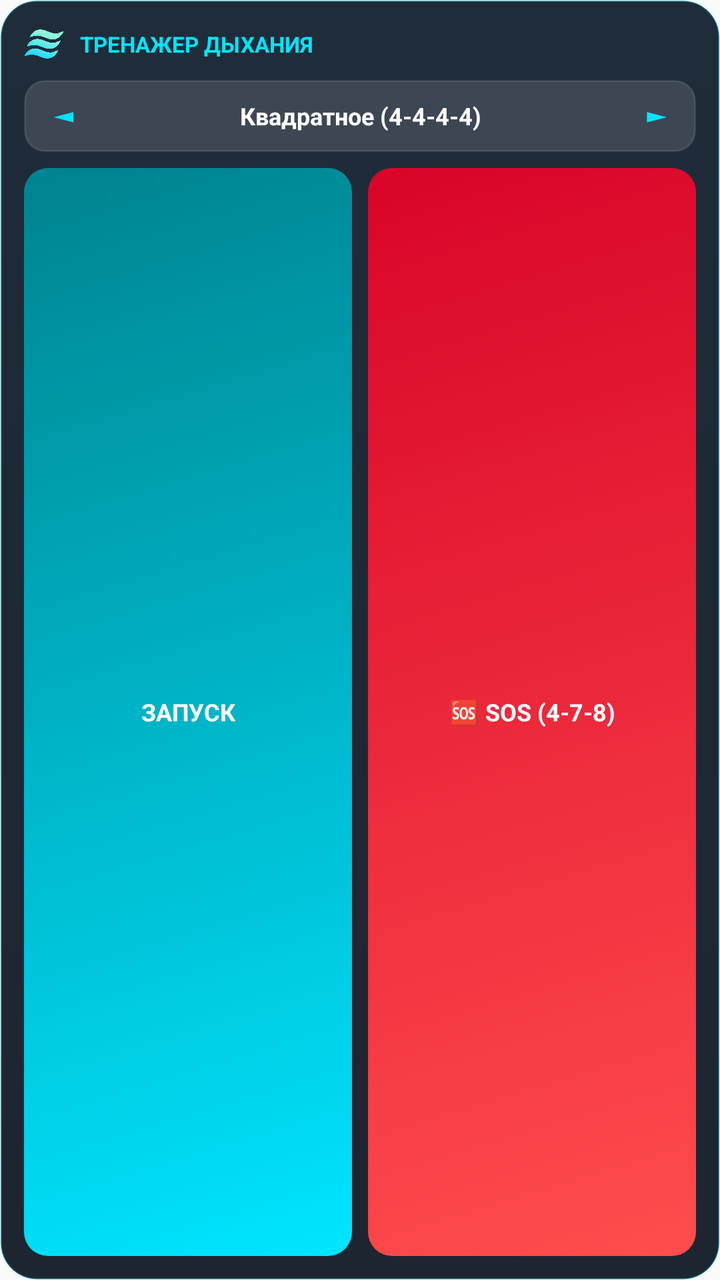
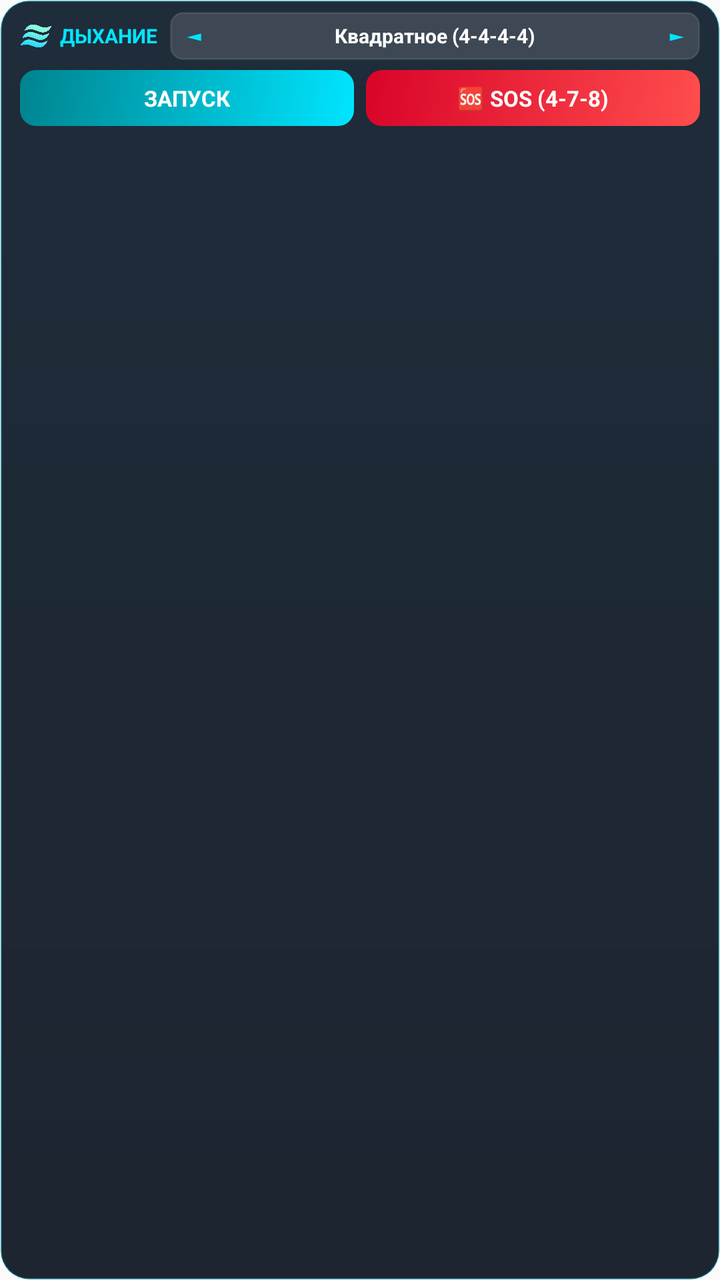

An Android layout rendered at two revisions. The XML below is the earlier revision; the diff shows what the commit changed to produce the second picture.
<!-- AndroidManifest.xml: application theme Theme.BreathingTrainer -->
<!-- res/layout/widget_breathing_4x2.xml -->
<?xml version="1.0" encoding="utf-8"?>
<LinearLayout xmlns:android="http://schemas.android.com/apk/res/android"
    android:layout_width="match_parent"
    android:layout_height="match_parent"
    android:background="@drawable/bg_widget_card"
    android:orientation="vertical"
    android:padding="12dp">

    
    <LinearLayout
        android:layout_width="match_parent"
        android:layout_height="wrap_content"
        android:gravity="center_vertical"
        android:orientation="horizontal">

        <ImageView
            android:layout_width="20dp"
            android:layout_height="20dp"
            android:contentDescription="Logo"
            android:src="@drawable/ic_logo" />

        <TextView
            android:layout_width="wrap_content"
            android:layout_height="wrap_content"
            android:layout_marginStart="8dp"
            android:text="ТРЕНАЖЕР ДЫХАНИЯ"
            android:textColor="#00E5FF"
            android:textSize="11sp"
            android:textStyle="bold" />
    </LinearLayout>

    
    <LinearLayout
        android:layout_width="match_parent"
        android:layout_height="36dp"
        android:layout_marginTop="8dp"
        android:background="@drawable/bg_widget_selector"
        android:gravity="center_vertical"
        android:orientation="horizontal"
        android:paddingHorizontal="4dp">

        <TextView
            android:id="@+id/widget_btn_prev_technique"
            android:layout_width="32dp"
            android:layout_height="match_parent"
            android:gravity="center"
            android:text="◄"
            android:textColor="#00E5FF"
            android:textSize="14sp"
            android:textStyle="bold" />

        <TextView
            android:id="@+id/widget_tv_technique_title"
            android:layout_width="0dp"
            android:layout_height="wrap_content"
            android:layout_weight="1"
            android:ellipsize="end"
            android:gravity="center"
            android:maxLines="1"
            android:text="Квадратное (4-4-4-4)"
            android:textColor="#FFFFFF"
            android:textSize="12sp"
            android:textStyle="bold" />

        <TextView
            android:id="@+id/widget_btn_next_technique"
            android:layout_width="32dp"
            android:layout_height="match_parent"
            android:gravity="center"
            android:text="►"
            android:textColor="#00E5FF"
            android:textSize="14sp"
            android:textStyle="bold" />
    </LinearLayout>

    
    <LinearLayout
        android:layout_width="match_parent"
        android:layout_height="0dp"
        android:layout_marginTop="8dp"
        android:layout_weight="1"
        android:gravity="center"
        android:orientation="horizontal">

        <TextView
            android:id="@+id/widget_btn_start"
            android:layout_width="0dp"
            android:layout_height="match_parent"
            android:layout_marginEnd="4dp"
            android:layout_weight="1"
            android:background="@drawable/bg_widget_start_btn"
            android:gravity="center"
            android:text="ЗАПУСК"
            android:textColor="#FFFFFF"
            android:textSize="12sp"
            android:textStyle="bold" />

        <TextView
            android:id="@+id/widget_btn_sos"
            android:layout_width="0dp"
            android:layout_height="match_parent"
            android:layout_marginStart="4dp"
            android:layout_weight="1"
            android:background="@drawable/bg_widget_sos_btn"
            android:gravity="center"
            android:text="🆘 SOS (4-7-8)"
            android:textColor="#FFFFFF"
            android:textSize="12sp"
            android:textStyle="bold" />
    </LinearLayout>

</LinearLayout>
<!-- resources referenced by this layout -->
<resources>
  <!-- drawable bg_widget_card (drawable) -->
  <?xml version="1.0" encoding="utf-8"?>
  <shape xmlns:android="http://schemas.android.com/apk/res/android"
      android:shape="rectangle">
      <gradient
          android:angle="270"
          android:startColor="#EC0D1B2A"
          android:endColor="#EC0B1320" />
      <corners android:radius="18dp" />
      <stroke
          android:width="1dp"
          android:color="#3300E5FF" />
  </shape>
  <!-- drawable bg_widget_selector (drawable) -->
  <?xml version="1.0" encoding="utf-8"?>
  <shape xmlns:android="http://schemas.android.com/apk/res/android"
      android:shape="rectangle">
      <solid android:color="#22FFFFFF" />
      <corners android:radius="10dp" />
      <stroke
          android:width="1dp"
          android:color="#1AFFFFFF" />
  </shape>
  <!-- drawable bg_widget_sos_btn (drawable) -->
  <?xml version="1.0" encoding="utf-8"?>
  <shape xmlns:android="http://schemas.android.com/apk/res/android"
      android:shape="rectangle">
      <gradient
          android:angle="135"
          android:startColor="#FF4D4D"
          android:endColor="#D90429" />
      <corners android:radius="12dp" />
  </shape>
  <!-- drawable bg_widget_start_btn (drawable) -->
  <?xml version="1.0" encoding="utf-8"?>
  <shape xmlns:android="http://schemas.android.com/apk/res/android"
      android:shape="rectangle">
      <gradient
          android:angle="135"
          android:startColor="#00E5FF"
          android:endColor="#00838F" />
      <corners android:radius="12dp" />
  </shape>
  <!-- drawable ic_logo: png bitmap (drawable, 27796 bytes) -->
  <style name="Theme.BreathingTrainer" parent="android:Theme.Material.Light.NoActionBar" />
</resources>

<!-- the commit's change to res/layout/widget_breathing_4x2.xml (unified diff, before → after) -->
@@ -4,108 +4,109 @@
     android:layout_height="match_parent"
     android:background="@drawable/bg_widget_card"
     android:orientation="vertical"
-    android:padding="12dp">
+    android:paddingHorizontal="10dp"
+    android:paddingVertical="6dp">
 
     
     <LinearLayout
         android:layout_width="match_parent"
-        android:layout_height="wrap_content"
+        android:layout_height="24dp"
         android:gravity="center_vertical"
         android:orientation="horizontal">
 
         <ImageView
-            android:layout_width="20dp"
-            android:layout_height="20dp"
+            android:layout_width="16dp"
+            android:layout_height="16dp"
             android:contentDescription="Logo"
             android:src="@drawable/ic_logo" />
 
         <TextView
             android:layout_width="wrap_content"
             android:layout_height="wrap_content"
-            android:layout_marginStart="8dp"
-            android:text="ТРЕНАЖЕР ДЫХАНИЯ"
+            android:layout_marginStart="4dp"
+            android:text="ДЫХАНИЕ"
             android:textColor="#00E5FF"
-            android:textSize="11sp"
+            android:textSize="10sp"
             android:textStyle="bold" />
+
+        <LinearLayout
+            android:layout_width="0dp"
+            android:layout_height="match_parent"
+            android:layout_marginStart="6dp"
+            android:layout_weight="1"
+            android:background="@drawable/bg_widget_selector"
+            android:gravity="center_vertical"
+            android:orientation="horizontal"
+            android:paddingHorizontal="2dp">
+
+            <TextView
+                android:id="@+id/widget_btn_prev_technique"
+                android:layout_width="20dp"
+                android:layout_height="match_parent"
+                android:gravity="center"
+                android:text="◄"
+                android:textColor="#00E5FF"
+                android:textSize="10sp"
+                android:textStyle="bold" />
+
+            <TextView
+                android:id="@+id/widget_tv_technique_title"
+                android:layout_width="0dp"
+                android:layout_height="wrap_content"
+                android:layout_weight="1"
+                android:ellipsize="end"
+                android:gravity="center"
+                android:maxLines="1"
+                android:text="Квадратное (4-4-4-4)"
+                android:textColor="#FFFFFF"
+                android:textSize="10sp"
+                android:textStyle="bold" />
+
+            <TextView
+                android:id="@+id/widget_btn_next_technique"
+                android:layout_width="20dp"
+                android:layout_height="match_parent"
+                android:gravity="center"
+                android:text="►"
+                android:textColor="#00E5FF"
+                android:textSize="10sp"
+                android:textStyle="bold" />
+        </LinearLayout>
+
     </LinearLayout>
 
     
     <LinearLayout
         android:layout_width="match_parent"
-        android:layout_height="36dp"
-        android:layout_marginTop="8dp"
-        android:background="@drawable/bg_widget_selector"
+        android:layout_height="28dp"
+        android:layout_marginTop="5dp"
         android:gravity="center_vertical"
-        android:orientation="horizontal"
-        android:paddingHorizontal="4dp">
-
-        <TextView
-            android:id="@+id/widget_btn_prev_technique"
-            android:layout_width="32dp"
-            android:layout_height="match_parent"
-            android:gravity="center"
-            android:text="◄"
-            android:textColor="#00E5FF"
-            android:textSize="14sp"
-            android:textStyle="bold" />
-
-        <TextView
-            android:id="@+id/widget_tv_technique_title"
-            android:layout_width="0dp"
-            android:layout_height="wrap_content"
-            android:layout_weight="1"
-            android:ellipsize="end"
-            android:gravity="center"
-            android:maxLines="1"
-            android:text="Квадратное (4-4-4-4)"
-            android:textColor="#FFFFFF"
-            android:textSize="12sp"
-            android:textStyle="bold" />
-
-        <TextView
-            android:id="@+id/widget_btn_next_technique"
-            android:layout_width="32dp"
-            android:layout_height="match_parent"
-            android:gravity="center"
-            android:text="►"
-            android:textColor="#00E5FF"
-            android:textSize="14sp"
-            android:textStyle="bold" />
-    </LinearLayout>
-
-    
-    <LinearLayout
-        android:layout_width="match_parent"
-        android:layout_height="0dp"
-        android:layout_marginTop="8dp"
-        android:layout_weight="1"
-        android:gravity="center"
         android:orientation="horizontal">
 
         <TextView
             android:id="@+id/widget_btn_start"
             android:layout_width="0dp"
             android:layout_height="match_parent"
-            android:layout_marginEnd="4dp"
+            android:layout_marginEnd="3dp"
             android:layout_weight="1"
             android:background="@drawable/bg_widget_start_btn"
             android:gravity="center"
             android:text="ЗАПУСК"
             android:textColor="#FFFFFF"
-            android:textSize="12sp"
+            android:textSize="11sp"
             android:textStyle="bold" />
 
         <TextView
             android:id="@+id/widget_btn_sos"
             android:layout_width="0dp"
             android:layout_height="match_parent"
-            android:layout_marginStart="4dp"
+            android:layout_marginStart="3dp"
             android:layout_weight="1"
             android:background="@drawable/bg_widget_sos_btn"
             android:gravity="center"
             android:text="🆘 SOS (4-7-8)"
             android:textColor="#FFFFFF"
-            android:textSize="12sp"
+            android:textSize="11sp"
             android:textStyle="bold" />
     </LinearLayout>
 
<!-- resource entries referenced after the edit -->
@@ -8,7 +8,7 @@
           android:angle="270"
           android:startColor="#EC0D1B2A"
           android:endColor="#EC0B1320" />
-      <corners android:radius="18dp" />
+      <corners android:radius="14dp" />
       <stroke
           android:width="1dp"
           android:color="#3300E5FF" />
@@ -18,7 +18,7 @@
   <shape xmlns:android="http://schemas.android.com/apk/res/android"
       android:shape="rectangle">
       <solid android:color="#22FFFFFF" />
-      <corners android:radius="10dp" />
+      <corners android:radius="6dp" />
       <stroke
           android:width="1dp"
           android:color="#1AFFFFFF" />
@@ -31,7 +31,7 @@
           android:angle="135"
           android:startColor="#FF4D4D"
           android:endColor="#D90429" />
-      <corners android:radius="12dp" />
+      <corners android:radius="8dp" />
   </shape>
   <!-- drawable bg_widget_start_btn (drawable) -->
   <?xml version="1.0" encoding="utf-8"?>
@@ -41,7 +41,7 @@
           android:angle="135"
           android:startColor="#00E5FF"
           android:endColor="#00838F" />
-      <corners android:radius="12dp" />
+      <corners android:radius="8dp" />
   </shape>
   <!-- drawable ic_logo: png bitmap (drawable, 27796 bytes) -->
   <style name="Theme.BreathingTrainer" parent="android:Theme.Material.Light.NoActionBar" />
